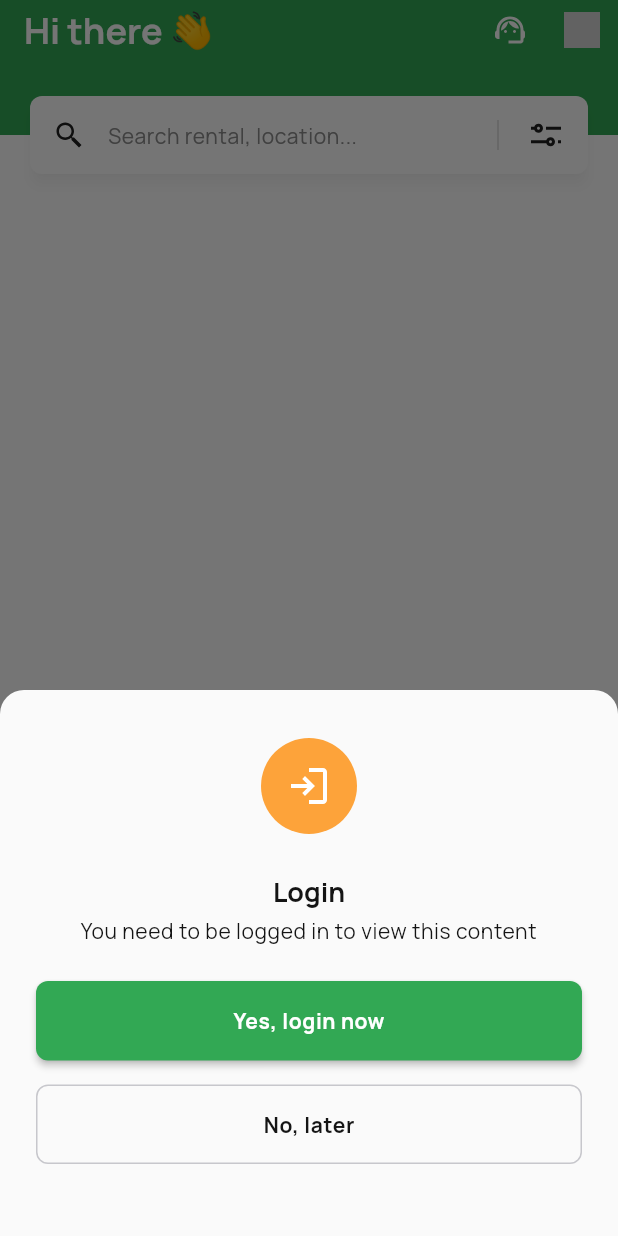
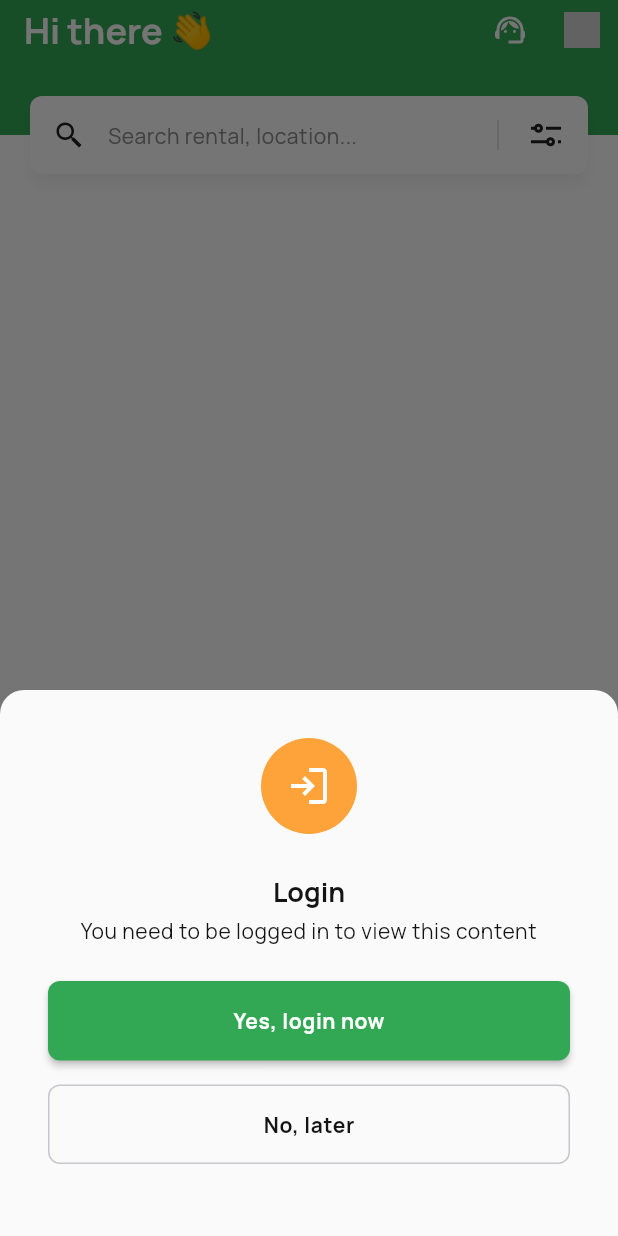
Before and after one commit to hellomentorplus/hatspace, a Flutter app: the screen it shows after launch, item 2 of the bottom bar chosen, on a phone screen of 412 x 824 dp. Run offline on Flutter 3.47's test engine with Material 2 defaults, Android fonts, the phone set to English and light mode, and no system bars; our stand-ins replace clock, cloud_firestore, device_info_plus, equatable, firebase_auth, firebase_core and 9 more; missing offline and left inert: flutter_facebook_auth, photo_manager, shake; accounts and stored records are empty; generated files the repository leaves out were written again.

Commit message:
[hs-133] update ui padding

```diff
--- a/lib/theme/widgets/hs_warning_bottom_sheet.dart
+++ b/lib/theme/widgets/hs_warning_bottom_sheet.dart
@@ -118,8 +118,7 @@ class HsWarningBottomSheetView extends StatelessWidget {
       buttonGroup.add(button);
     }
     return Padding(
-      padding: const EdgeInsets.symmetric(
-          vertical: HsDimens.spacing32, horizontal: HsDimens.spacing24),
+      padding: const EdgeInsets.all(HsDimens.spacing32),
       child: Column(
           mainAxisAlignment: MainAxisAlignment.end,
           mainAxisSize: MainAxisSize.max,
```
